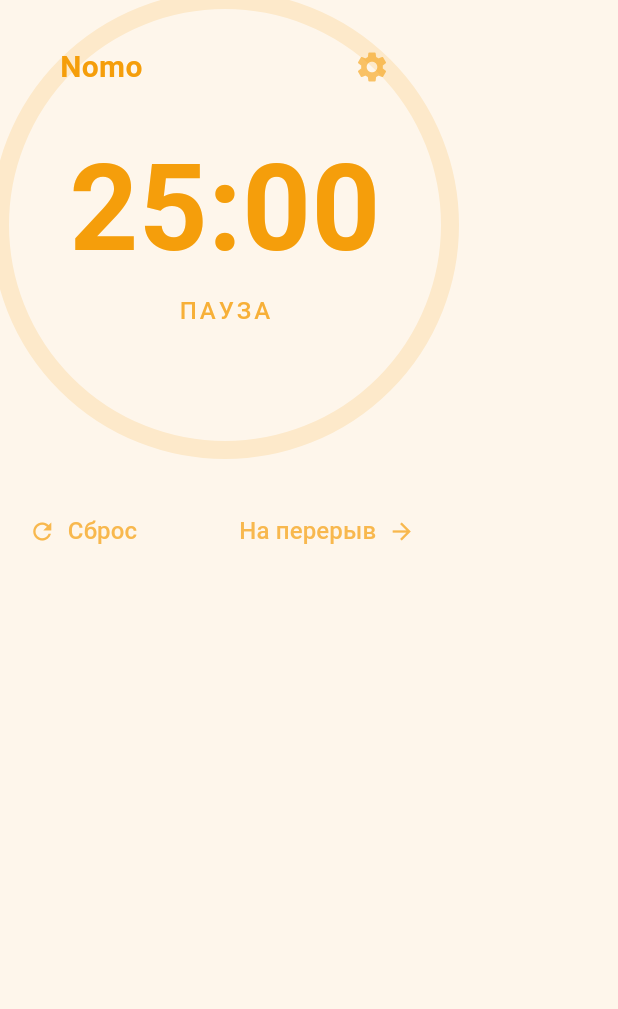
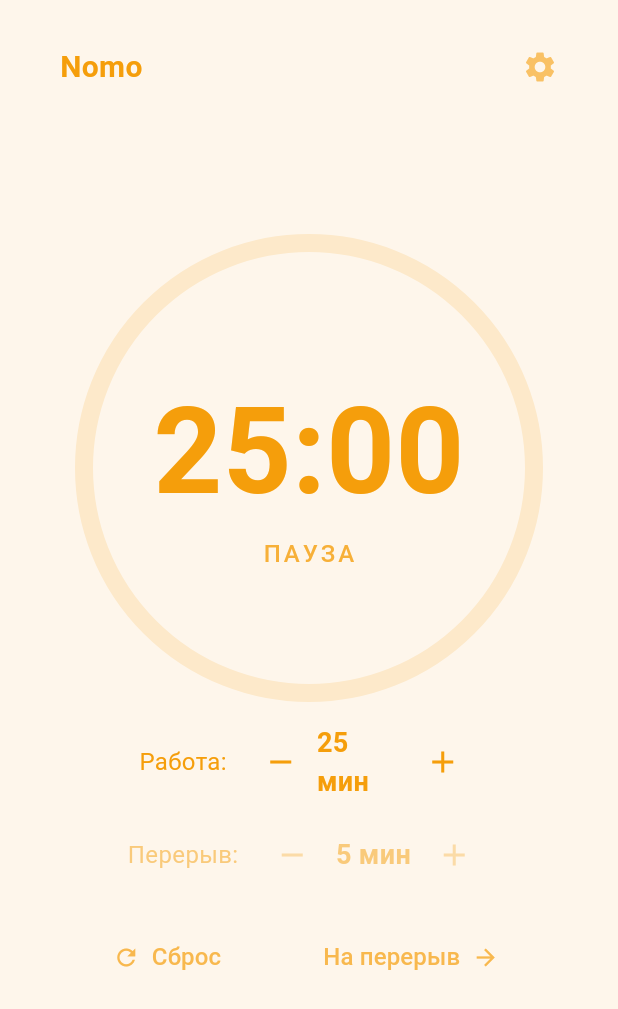
Before and after one commit to Mikhail-Bogomolov/Nomo, a Flutter app: the screen it shows after launch, on a phone screen of 412 x 824 dp. Shown: the top 1009 px of the screen. Run offline on Flutter 3.47's test engine with Material 3 defaults, Android fonts, the light colour scheme and no system bars; Roboto replaces fonts that are missing (Segoe UI).

Commit message:
add flip cards, activity screens, and time settings (+/-)

```diff
--- a/lib/main.dart
+++ b/lib/main.dart
@@ -41,11 +41,19 @@ class TimerHomePage extends StatefulWidget {
 
 class _TimerHomePageState extends State<TimerHomePage> with TickerProviderStateMixin {
   Timer? _timer;
-  int _currentSeconds = workDurationSeconds;
+  int _currentSeconds = 25 * 60;
   bool _isWorkMode = true;
   bool _isPaused = true;
-  bool _isInActivity = false; // Новое состояние: показываем ли активность?
+  bool _isInActivity = false;
   ActivityType? _currentActivity;
+
+  // Настройки длительности (динамические)
+  int _workMinutes = 25;
+  int _breakMinutes = 5;
+
+  // Геттеры для актуальной длительности (в секундах)
+  int get workDurationSeconds => _workMinutes * 60;
+  int get breakDurationSeconds => _breakMinutes * 60;
 
   @override
   void initState() {
@@ -114,7 +122,7 @@ class _TimerHomePageState extends State<TimerHomePage> with TickerProviderStateM
     });
   }
 
-  // --- Форматирование и прогресс ---
+  // --- Вспомогательные функции ---
   String _formatTime() {
     final minutes = (_currentSeconds ~/ 60).toString().padLeft(2, '0');
     final seconds = (_currentSeconds % 60).toString().padLeft(2, '0');
@@ -126,7 +134,7 @@ class _TimerHomePageState extends State<TimerHomePage> with TickerProviderStateM
     return (totalDuration - _currentSeconds) / totalDuration;
   }
 
-  // --- Сборка интерфейса ---
+  // --- Сборка UI ---
   @override
   Widget build(BuildContext context) {
     final Color primaryColor = _isWorkMode ? workColor : breakColor;
@@ -136,7 +144,7 @@ class _TimerHomePageState extends State<TimerHomePage> with TickerProviderStateM
       backgroundColor: bgColor,
       body: Stack(
         children: [
-          // Лого и настройки (всегда видны, кроме активности)
+          // Лого и настройки — только на главном экране
           if (!_isInActivity)
             Positioned(
               top: 30,
@@ -158,48 +166,23 @@ class _TimerHomePageState extends State<TimerHomePage> with TickerProviderStateM
               ),
             ),
 
-          // Если в активности — показываем экран активности и таймер в углу
+          // Мини-таймер в правом верхнем углу — только при активности
           if (_isInActivity)
-            ..._buildActivityScreen(primaryColor),
-
-          // Главный экран (таймер + карточки)
-          if (!_isInActivity)
-            Column(
-              mainAxisSize: MainAxisSize.min,
-              mainAxisAlignment: MainAxisAlignment.center,
-              children: [
-                // Таймер
-                _buildTimerCircle(primaryColor),
-                const SizedBox(height: 30),
-                // Контролы
-                _buildControls(primaryColor),
-              ],
-            ),
-
-          // Карточки (только в режиме перерыва)
-          if (!_isWorkMode && !_isInActivity) _buildActivityCards(primaryColor),
-        ],
-      ),
-    );
-  }
-
-  // Экран активности + таймер в правом верхнем углу
-  List<Widget> _buildActivityScreen(Color primaryColor) {
-    return [
-      // Таймер в правом верхнем углу
             Positioned(
               top: 30,
               right: 40,
-        child: GestureDetector(
-          onTap: () {
-            // По клику — выходим из активности
-            _exitActivity();
-          },
               child: Container(
                 padding: const EdgeInsets.symmetric(horizontal: 16, vertical: 8),
                 decoration: BoxDecoration(
-              color: Colors.white.withOpacity(0.8),
+                  color: Colors.white.withOpacity(0.85),
                   borderRadius: BorderRadius.circular(20),
+                  boxShadow: [
+                    BoxShadow(
+                      color: Colors.black.withOpacity(0.1),
+                      blurRadius: 6,
+                      offset: const Offset(0, 2),
+                    ),
+                  ],
                 ),
                 child: Text(
                   _formatTime(),
@@ -211,23 +194,66 @@ class _TimerHomePageState extends State<TimerHomePage> with TickerProviderStateM
                 ),
               ),
             ),
+
+          // Основной контент по центру
+          Center(
+            child: _isInActivity
+                ? _buildActivityContent()
+                : _buildMainTimerScreen(primaryColor),
           ),
 
-      // Сам экран активности
-      Center(
-        child: switch (_currentActivity) {
-          ActivityType.notes => NotesActivityScreen(onBack: _exitActivity),
-          ActivityType.music ||
-          ActivityType.humor ||
-          ActivityType.relaxation =>
-            const Center(child: Text('Эта активность пока пустая')),
-          null => const SizedBox(),
-        },
+          // Карточки активностей — только в перерыве и не в активности
+          if (!_isWorkMode && !_isInActivity) _buildActivityCards(primaryColor),
+        ],
       ),
-    ];
+    );
   }
 
-  // Таймер-круг
+  // Главный экран: таймер + настройки + кнопки
+  Widget _buildMainTimerScreen(Color primaryColor) {
+    return Column(
+      mainAxisSize: MainAxisSize.min,
+      mainAxisAlignment: MainAxisAlignment.center,
+      children: [
+        _buildTimerCircle(primaryColor),
+        const SizedBox(height: 20),
+        _buildTimeSettings(primaryColor),
+        const SizedBox(height: 20),
+        _buildControls(primaryColor),
+      ],
+    );
+  }
+
+  // Панель настройки длительности
+  Widget _buildTimeSettings(Color primaryColor) {
+    return AnimatedOpacity(
+      opacity: _isWorkMode ? 1.0 : 0.4,
+      duration: const Duration(milliseconds: 300),
+      child: Column(
+        children: [
+          _TimeSettingRow(
+            label: 'Работа',
+            minutes: _workMinutes,
+            onIncrease: () => setState(() => _workMinutes = (_workMinutes < 60) ? _workMinutes + 5 : 60),
+            onDecrease: () => setState(() => _workMinutes = (_workMinutes > 5) ? _workMinutes - 5 : 5),
+            isActive: _isWorkMode,
+            color: primaryColor,
+          ),
+          const SizedBox(height: 12),
+          _TimeSettingRow(
+            label: 'Перерыв',
+            minutes: _breakMinutes,
+            onIncrease: () => setState(() => _breakMinutes = (_breakMinutes < 30) ? _breakMinutes + 1 : 30),
+            onDecrease: () => setState(() => _breakMinutes = (_breakMinutes > 1) ? _breakMinutes - 1 : 1),
+            isActive: !_isWorkMode,
+            color: primaryColor,
+          ),
+        ],
+      ),
+    );
+  }
+
+  // Круглый таймер
   Widget _buildTimerCircle(Color primaryColor) {
     return GestureDetector(
       onTap: _togglePause,
@@ -274,7 +300,7 @@ class _TimerHomePageState extends State<TimerHomePage> with TickerProviderStateM
     );
   }
 
-  // Контролы
+  // Кнопки управления
   Widget _buildControls(Color primaryColor) {
     return Row(
       mainAxisSize: MainAxisSize.min,
@@ -303,7 +329,7 @@ class _TimerHomePageState extends State<TimerHomePage> with TickerProviderStateM
     );
   }
 
-  // Карточки активностей с flip-анимацией
+  // Карточки активностей
   Widget _buildActivityCards(Color primaryColor) {
     final size = MediaQuery.of(context).size;
 
@@ -332,6 +358,17 @@ class _TimerHomePageState extends State<TimerHomePage> with TickerProviderStateM
           ),
       ],
     );
+  }
+
+  // Контент активности (заметки, музыка и т.д.)
+  Widget _buildActivityContent() {
+    return switch (_currentActivity) {
+      ActivityType.notes => NotesActivityScreen(onBack: _exitActivity),
+      ActivityType.music => MusicActivityScreen(onBack: _exitActivity),
+      ActivityType.humor => HumorActivityScreen(onBack: _exitActivity),
+      ActivityType.relaxation => RelaxationActivityScreen(onBack: _exitActivity),
+      null => const SizedBox(),
+    };
   }
 }
 
@@ -473,11 +510,17 @@ class _ActivityCardState extends State<_ActivityCard> with SingleTickerProviderS
   }
 }
 
-// Экран "Заметки"
-class NotesActivityScreen extends StatelessWidget {
+class BaseActivityScreen extends StatelessWidget {
+  final String title;
+  final Widget child;
   final VoidCallback onBack;
 
-  const NotesActivityScreen({super.key, required this.onBack});
+  const BaseActivityScreen({
+    super.key,
+    required this.title,
+    required this.child,
+    required this.onBack,
+  });
 
   @override
   Widget build(BuildContext context) {
@@ -487,35 +530,169 @@ class NotesActivityScreen extends StatelessWidget {
         crossAxisAlignment: CrossAxisAlignment.start,
         children: [
           Text(
-            'Заметки',
-            style: TextStyle(fontSize: 24, fontWeight: FontWeight.bold),
+            title,
+            style: const TextStyle(fontSize: 24, fontWeight: FontWeight.bold),
           ),
           const SizedBox(height: 20),
-          Expanded(
-            child: TextField(
-              maxLines: null,
-              expands: true,
-              decoration: InputDecoration(
-                hintText: 'Запишите свои мысли...',
-                border: OutlineInputBorder(
+          Expanded(child: child),
+          const SizedBox(height: 20),
+          Align(
+            alignment: Alignment.centerRight,
+            child: ElevatedButton.icon(
+              onPressed: onBack,
+              icon: const Icon(Icons.arrow_back, size: 18),
+              label: const Text('Назад', style: TextStyle(fontSize: 16)),
+              style: ElevatedButton.styleFrom(
+                backgroundColor: Colors.orange.shade400,
+                foregroundColor: Colors.white,
+                shape: RoundedRectangleBorder(
                   borderRadius: BorderRadius.circular(12),
                 ),
+                padding: const EdgeInsets.symmetric(horizontal: 24, vertical: 12),
               ),
             ),
-          ),
-          const SizedBox(height: 20),
-          Row(
-            mainAxisAlignment: MainAxisAlignment.end,
-            children: [
-              TextButton.icon(
-                onPressed: onBack,
-                icon: const Icon(Icons.arrow_back),
-                label: const Text('Назад'),
-              ),
-            ],
           ),
         ],
       ),
     );
   }
 }
+
+class _TimeSettingRow extends StatelessWidget {
+  final String label;
+  final int minutes;
+  final VoidCallback onIncrease;
+  final VoidCallback onDecrease;
+  final bool isActive;
+  final Color color;
+
+  const _TimeSettingRow({
+    required this.label,
+    required this.minutes,
+    required this.onIncrease,
+    required this.onDecrease,
+    required this.isActive,
+    required this.color,
+  });
+
+  @override
+  Widget build(BuildContext context) {
+    final textColor = isActive ? color : color.withOpacity(0.5);
+    final buttonColor = isActive ? color : color.withOpacity(0.3);
+
+    return Row(
+      mainAxisAlignment: MainAxisAlignment.center,
+      children: [
+        Text('$label:', style: TextStyle(color: textColor, fontSize: 16)),
+        const SizedBox(width: 12),
+        IconButton(
+          onPressed: onDecrease,
+          icon: Icon(Icons.remove, color: buttonColor),
+          splashRadius: 20,
+        ),
+        Container(
+          width: 60,
+          alignment: Alignment.center,
+          child: Text(
+            '$minutes мин',
+            style: TextStyle(
+              fontSize: 18,
+              fontWeight: FontWeight.w600,
+              color: textColor,
+            ),
+          ),
+        ),
+        IconButton(
+          onPressed: onIncrease,
+          icon: Icon(Icons.add, color: buttonColor),
+          splashRadius: 20,
+        ),
+      ],
+    );
+  }
+}
+
+// Экран "Заметки"
+class NotesActivityScreen extends StatelessWidget {
+  final VoidCallback onBack;
+
+  const NotesActivityScreen({super.key, required this.onBack});
+
+  @override
+  Widget build(BuildContext context) {
+    return BaseActivityScreen(
+      title: 'Заметки',
+      onBack: onBack,
+      child: TextField(
+        maxLines: null,
+        expands: true,
+        decoration: InputDecoration(
+          hintText: 'Запишите свои мысли...',
+          border: OutlineInputBorder(borderRadius: BorderRadius.circular(12)),
+          contentPadding: const EdgeInsets.all(16),
+        ),
+      ),
+    );
+  }
+}
+
+// Новые экраны для остальных активностей:
+class MusicActivityScreen extends StatelessWidget {
+  final VoidCallback onBack;
+  const MusicActivityScreen({super.key, required this.onBack});
+
+  @override
+  Widget build(BuildContext context) {
+    return BaseActivityScreen(
+      title: 'Музыка',
+      onBack: onBack,
+      child: const Center(
+        child: Text(
+          '🎵 Подборка спокойной музыки\nскоро появится',
+          textAlign: TextAlign.center,
+          style: TextStyle(fontSize: 18),
+        ),
+      ),
+    );
+  }
+}
+
+class HumorActivityScreen extends StatelessWidget {
+  final VoidCallback onBack;
+  const HumorActivityScreen({super.key, required this.onBack});
+
+  @override
+  Widget build(BuildContext context) {
+    return BaseActivityScreen(
+      title: 'Юмор',
+      onBack: onBack,
+      child: const Center(
+        child: Text(
+          '😄 Анекдоты и мемы\nв разработке',
+          textAlign: TextAlign.center,
+          style: TextStyle(fontSize: 18),
+        ),
+      ),
+    );
+  }
+}
+
+class RelaxationActivityScreen extends StatelessWidget {
+  final VoidCallback onBack;
+  const RelaxationActivityScreen({super.key, required this.onBack});
+
+  @override
+  Widget build(BuildContext context) {
+    return BaseActivityScreen(
+      title: 'Релакс',
+      onBack: onBack,
+      child: const Center(
+        child: Text(
+          '🧘 Дыхательные упражнения\nи визуализации — скоро',
+          textAlign: TextAlign.center,
+          style: TextStyle(fontSize: 18),
+        ),
+      ),
+    );
+  }
+}
```
Lines whose indentation alone changed are shown as unchanged.
